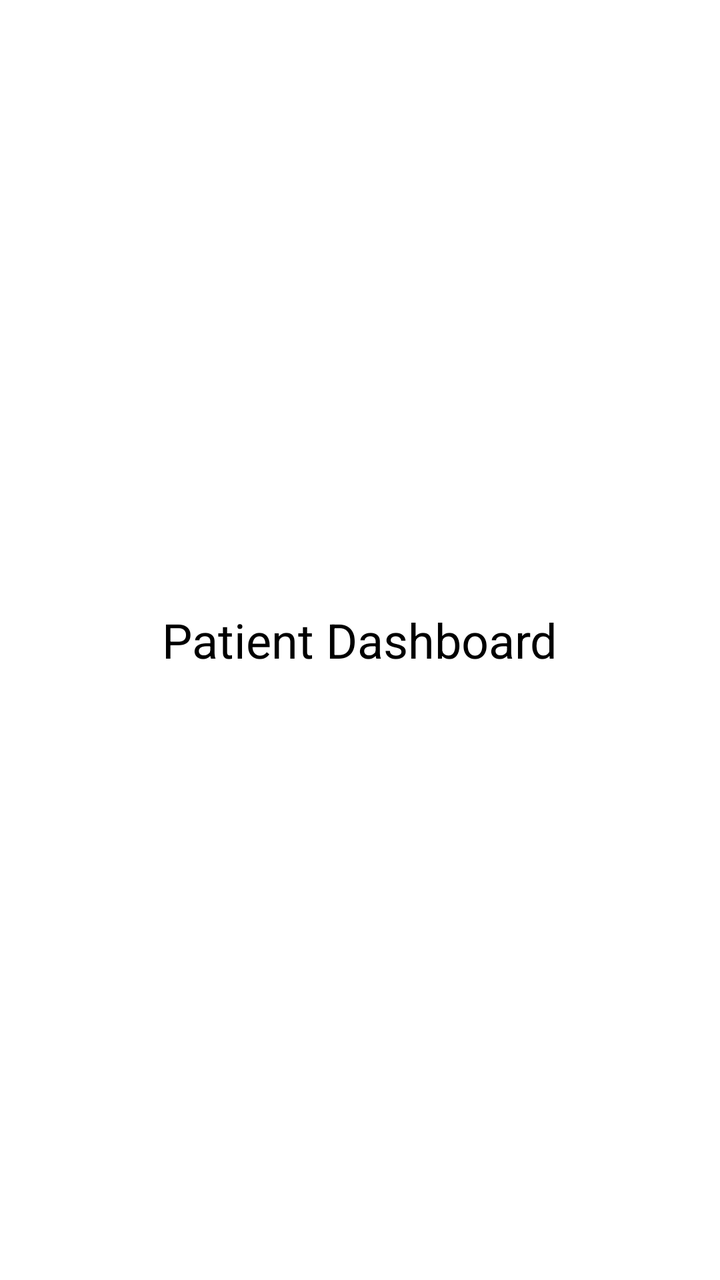
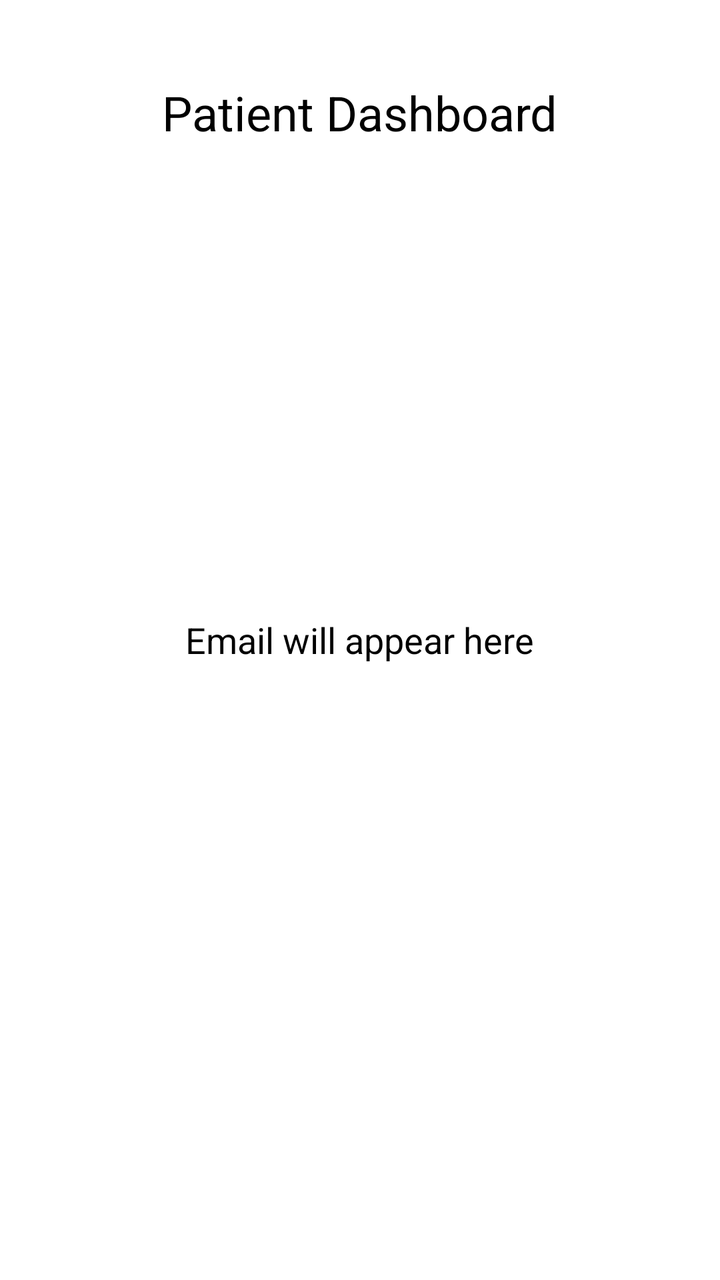

The first picture is an Android layout as it rendered before a commit; the second is the same layout after the commit. The layout source and the unified diff follow.
<!-- AndroidManifest.xml: application theme Theme.Nirogya -->
<!-- res/layout/activity_patient_dashboard.xml -->
<?xml version="1.0" encoding="utf-8"?>
<FrameLayout xmlns:android="http://schemas.android.com/apk/res/android"
    android:layout_width="match_parent"
    android:layout_height="match_parent"
    android:background="#FFFFFF">

    <TextView
        android:layout_width="wrap_content"
        android:layout_height="wrap_content"
        android:layout_gravity="center"
        android:text="Patient Dashboard"
        android:textSize="24sp"
        android:textColor="#000000" />

</FrameLayout>
<!-- resources referenced by this layout -->
<resources>
  <style name="Theme.Nirogya" parent="Base.Theme.Nirogya" />
  <style name="Base.Theme.Nirogya" parent="Theme.Material3.DayNight.NoActionBar">
          
          
      </style>
</resources>

<!-- the commit's change to res/layout/activity_patient_dashboard.xml (unified diff, before → after) -->
@@ -2,14 +2,28 @@
 <FrameLayout xmlns:android="http://schemas.android.com/apk/res/android"
     android:layout_width="match_parent"
     android:layout_height="match_parent"
-    android:background="#FFFFFF">
+    android:background="#FFFFFF"
+    android:padding="16dp">
 
+    
     <TextView
+        android:id="@+id/tvTitle"
         android:layout_width="wrap_content"
         android:layout_height="wrap_content"
-        android:layout_gravity="center"
         android:text="Patient Dashboard"
         android:textSize="24sp"
-        android:textColor="#000000" />
+        android:textColor="#000000"
+        android:layout_gravity="top|center_horizontal"
+        android:layout_marginTop="24dp" />
+
+    
+    <TextView
+        android:id="@+id/tvPatientEmail"
+        android:layout_width="wrap_content"
+        android:layout_height="wrap_content"
+        android:text="Email will appear here"
+        android:textSize="18sp"
+        android:textColor="#000000"
+        android:layout_gravity="center" />
 
 </FrameLayout>
